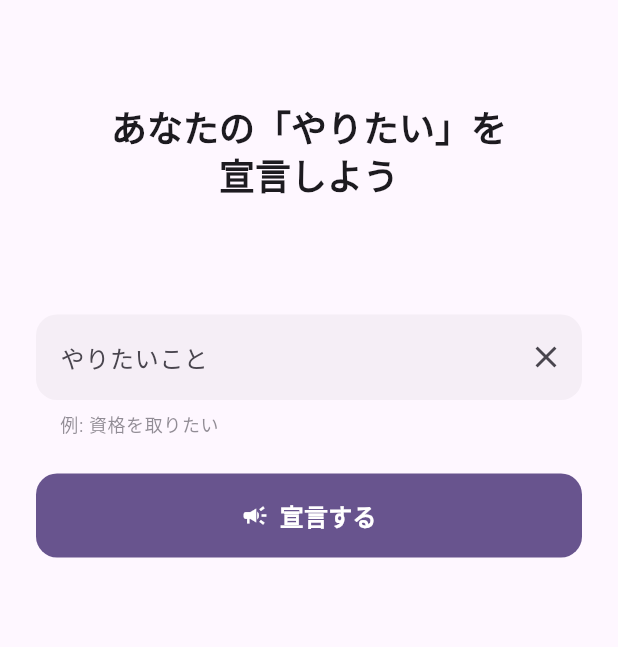
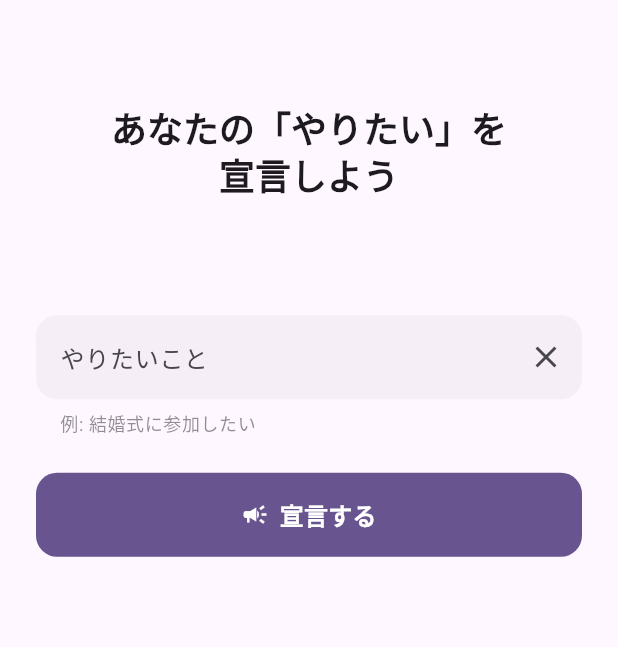
Before and after one commit to 8mitsuboy/Declara, a Flutter app: the screen it shows after launch, on a phone screen of 412 x 824 dp. Shown: the part 212-859 px from the top of the screen. Run offline on Flutter 3.47's test engine with Material 3 defaults, Android fonts, the phone set to English and light mode, and no system bars; our stand-ins replace confetti, dio, drift, drift_flutter, flutter_dotenv, flutter_hooks and 3 more; accounts and stored records are empty; generated files the repository leaves out were written again.

Commit message:
🎨 テキストフィールド軽微な修正

```diff
--- a/lib/widgets/declara_text_field.dart
+++ b/lib/widgets/declara_text_field.dart
@@ -18,10 +18,10 @@ class DeclaraTextField extends HookConsumerWidget {
 
   static const _defaultHints = [
     '引っ越したい',
-    '資格を取りたい',
-    '部屋を片付けたい',
-    '英語を話せるようになりたい',
-    '健康的な生活を送りたい',
+    '結婚式に参加したい',
+    '晩御飯を作りたい',
+    '水道代を払いたい',
+    '年賀状を作りたい',
   ];
 
   @override
@@ -54,14 +54,14 @@ class DeclaraTextField extends HookConsumerWidget {
           style: Theme.of(context).textTheme.bodyLarge,
           decoration: InputDecoration(
             labelText: 'やりたいこと',
-            hintText: '例: ${hints[hintIndex.value]}',
             suffixIcon: IconButton(
               onPressed: controller.clear,
               icon: const Icon(Icons.close),
             ),
             filled: true,
-            fillColor:
-                colorScheme.surfaceContainerHighest.withValues(alpha: 0.4),
+            fillColor: colorScheme.surfaceContainerHighest.withValues(
+              alpha: 0.4,
+            ),
             border: OutlineInputBorder(
               borderRadius: BorderRadius.circular(14),
               borderSide: BorderSide.none,
@@ -81,8 +81,8 @@ class DeclaraTextField extends HookConsumerWidget {
             child: Text(
               '例: ${hints[hintIndex.value]}',
               style: Theme.of(context).textTheme.bodySmall?.copyWith(
-                    color: colorScheme.onSurfaceVariant.withValues(alpha: 0.6),
-                  ),
+                color: colorScheme.onSurfaceVariant.withValues(alpha: 0.6),
+              ),
             ),
           ),
         ),
```
